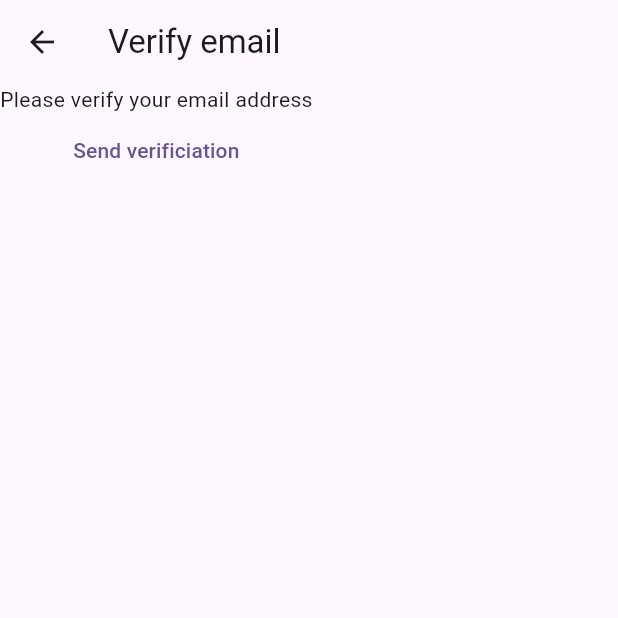
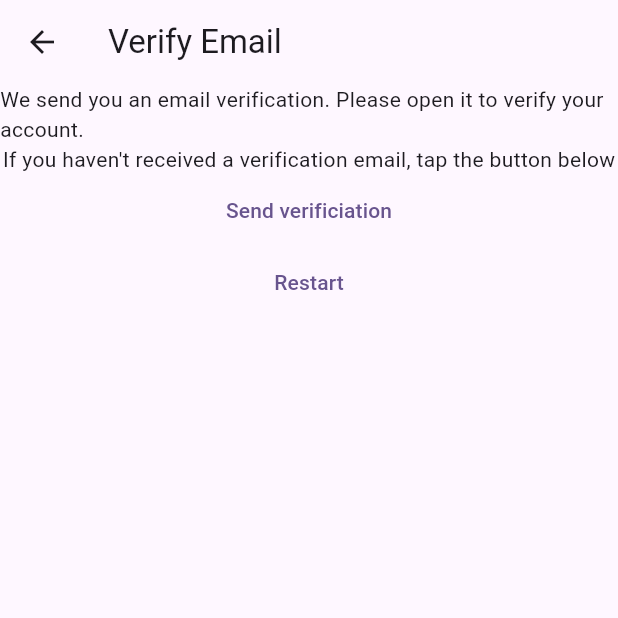
Before and after one commit to flutter-preview/kristianskogberg-my-groovy-recipes, a Flutter app: the VerifyEmailView screen opened directly, on a phone screen of 412 x 824 dp, the top half of it. Run offline on Flutter 3.47's test engine with Material 2 defaults, Android fonts, the phone set to English and light mode, and no system bars; our stand-ins replace firebase_auth, firebase_core; accounts and stored records are empty; generated files the repository leaves out were written again.

Commit message:
add error dialogs for login and registeration views and some routing between them and the verify email view

```diff
--- a/lib/constants/routes.dart
+++ b/lib/constants/routes.dart
@@ -1,3 +1,4 @@
 const loginRoute = '/login/';
 const registerRoute = '/register/';
 const myRecipesRoute = '/my-recipes/';
+const verifyEmailRoute = '/verify-email/';
--- a/lib/main.dart
+++ b/lib/main.dart
@@ -22,6 +22,7 @@ void main() {
       loginRoute: (context) => const LoginView(),
       registerRoute: (context) => const RegisterView(),
       myRecipesRoute: (context) => const MyRecipesView(),
+      verifyEmailRoute: (context) => const VerifyEmailView(),
     },
   ));
 }
--- a/lib/views/verify_email_view.dart
+++ b/lib/views/verify_email_view.dart
@@ -1,5 +1,6 @@
 import 'package:firebase_auth/firebase_auth.dart';
 import 'package:flutter/material.dart';
+import 'package:my_groovy_recipes/constants/routes.dart';
 
 class VerifyEmailView extends StatefulWidget {
   const VerifyEmailView({super.key});
@@ -12,16 +13,26 @@ class _VerifyEmailViewState extends State<VerifyEmailView> {
   @override
   Widget build(BuildContext context) {
     return Scaffold(
-      appBar: AppBar(title: const Text("Verify email")),
+      appBar: AppBar(title: const Text("Verify Email")),
       body: Column(
         children: [
-          const Text("Please verify your email address"),
+          const Text(
+              "We send you an email verification. Please open it to verify your account."),
+          const Text(
+              "If you haven't received a verification email, tap the button below"),
           TextButton(
               onPressed: () async {
                 final user = FirebaseAuth.instance.currentUser;
                 await user?.sendEmailVerification();
               },
-              child: const Text("Send verificiation"))
+              child: const Text("Send verificiation")),
+          TextButton(
+              onPressed: () async {
+                await FirebaseAuth.instance.signOut();
+                Navigator.of(context)
+                    .pushNamedAndRemoveUntil(registerRoute, (route) => false);
+              },
+              child: const Text("Restart"))
         ],
       ),
     );
```
Also changed, not shown: lib/utilities/show_error_dialog.dart (added, +24 -0 lines), lib/views/login_view.dart (+17 -6 lines), lib/views/register_view.dart (+13 -7 lines).
